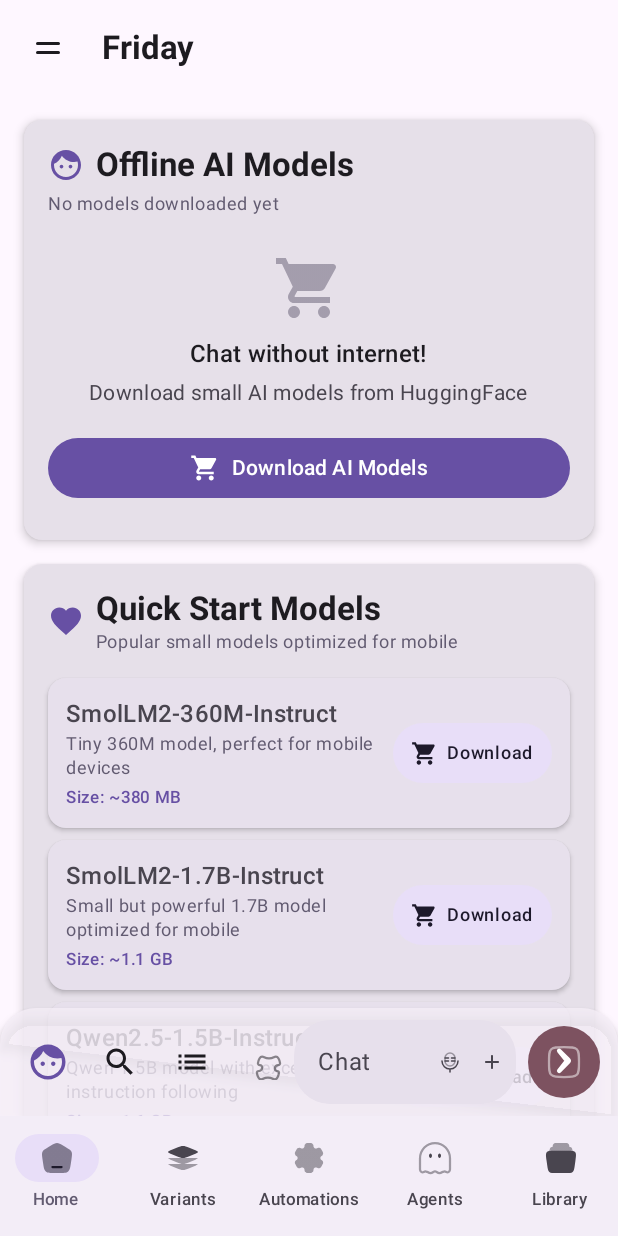
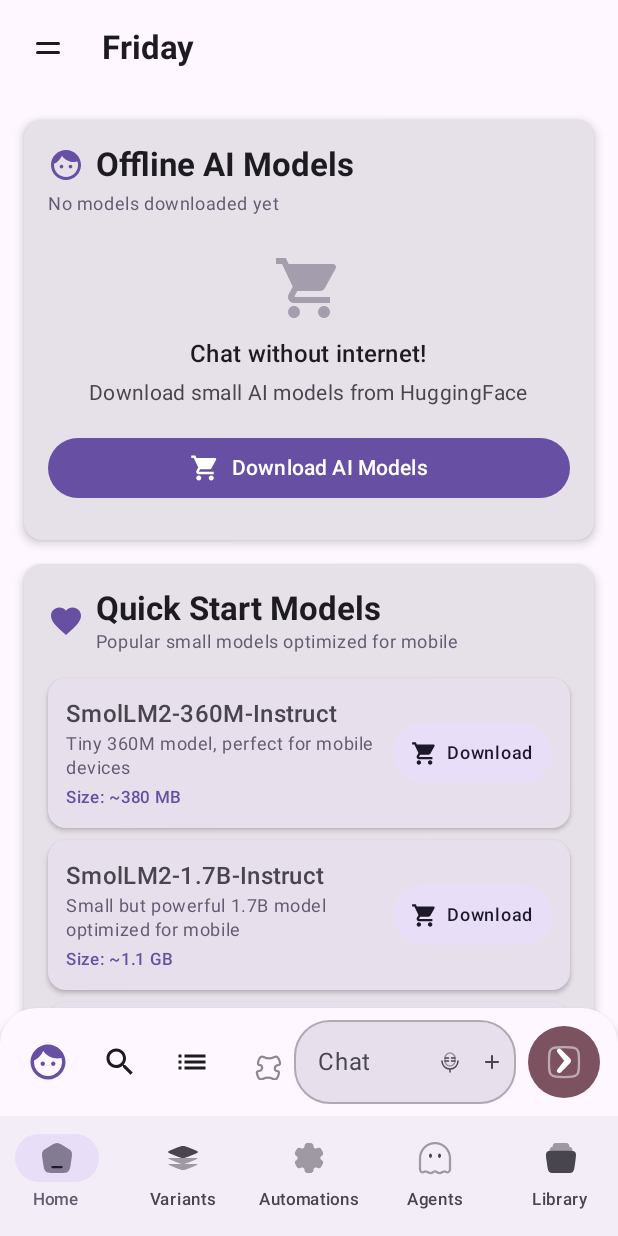
Before and after one commit to najmus-sakib-hossain/gpt-mobile, an Android app built with Jetpack Compose: the screen it shows after launch (MainActivity), on a phone screen of 412 x 824 dp. Run offline under Robolectric (Android 15) with nearby library versions, the phone set to English and light mode, and no system bars; our stand-ins replace Dagger/Hilt's generated code, Room's generated code; libraries missing offline, so code that uses them is left out: com.aallam.openai, com.google.ai.client; pictures from the network do not load.

Commit message:
refactor: Update ChatInputBar and convert_svgs.py for solid backgrounds and type hints

```diff
--- a/app/src/main/kotlin/dev/chungjungsoo/gptmobile/presentation/ui/home/ChatInputBar.kt
+++ b/app/src/main/kotlin/dev/chungjungsoo/gptmobile/presentation/ui/home/ChatInputBar.kt
@@ -151,21 +151,16 @@ fun FullInputBar(
                 animationSpec = tween(300)
             ) + fadeOut(animationSpec = tween(200))
         ) {
-        // Glassmorphism surface
+        // Solid background surface
         Surface(
             modifier = Modifier
-                .fillMaxWidth()
-                .blur(0.dp), // Blur will be applied to background
-            color = MaterialTheme.colorScheme.surface.copy(alpha = 0.7f),
+                .fillMaxWidth(),
+            color = MaterialTheme.colorScheme.surface,
             shadowElevation = 8.dp,
             tonalElevation = 2.dp
         ) {
             Box(
-                modifier = Modifier
-                    .fillMaxWidth()
-                    .background(
-                        color = MaterialTheme.colorScheme.surfaceVariant.copy(alpha = 0.3f)
-                    )
+                modifier = Modifier.fillMaxWidth()
             ) {
             Row(
                 modifier = Modifier
@@ -336,20 +331,17 @@ private fun BottomInputBar(
     var showContextMenu by remember { mutableStateOf(false) }
     var showMentionMenu by remember { mutableStateOf(false) }
 
-    // Glassmorphism background
+    // Solid background
     Surface(
         modifier = modifier
             .fillMaxWidth(),
-        color = MaterialTheme.colorScheme.surface.copy(alpha = 0.7f),
+        color = MaterialTheme.colorScheme.surface,
         shadowElevation = 4.dp,
         shape = RoundedCornerShape(topStart = 24.dp, topEnd = 24.dp)
     ) {
         Box(
             modifier = Modifier
                 .fillMaxWidth()
-                .background(
-                    color = MaterialTheme.colorScheme.surfaceVariant.copy(alpha = 0.3f)
-                )
                 .padding(
                     start = if (isInputFocused && !showExpandedIcons) 0.dp else 12.dp,
                     end = if (isInputFocused && !showExpandedIcons) 12.dp else 12.dp,
@@ -515,8 +507,8 @@ private fun BottomInputBar(
                 colors = TextFieldDefaults.colors(
                     focusedContainerColor = MaterialTheme.colorScheme.surfaceVariant,
                     unfocusedContainerColor = MaterialTheme.colorScheme.surfaceVariant,
-                    focusedIndicatorColor = Color.Transparent,
-                    unfocusedIndicatorColor = Color.Transparent
+                    focusedIndicatorColor = MaterialTheme.colorScheme.outline,
+                    unfocusedIndicatorColor = MaterialTheme.colorScheme.outline.copy(alpha = 0.5f)
                 ),
                 shape = RoundedCornerShape(24.dp),
                 maxLines = if (isInputFocused) 4 else 1,
@@ -672,6 +664,9 @@ fun SwipeableActionButton(
         onClick = onAction,
         shape = CircleShape,  // Changed to fully circular
         color = colors[displayMode],
+        shadowElevation = 0.dp,  // Remove elevation/shadow
+        tonalElevation = 0.dp,   // Remove tonal elevation
+        border = null,           // Ensure no border
         modifier = Modifier
             .size(48.dp)
             .pointerInput(hasText) {
```
Also changed, not shown: 1 other file.
